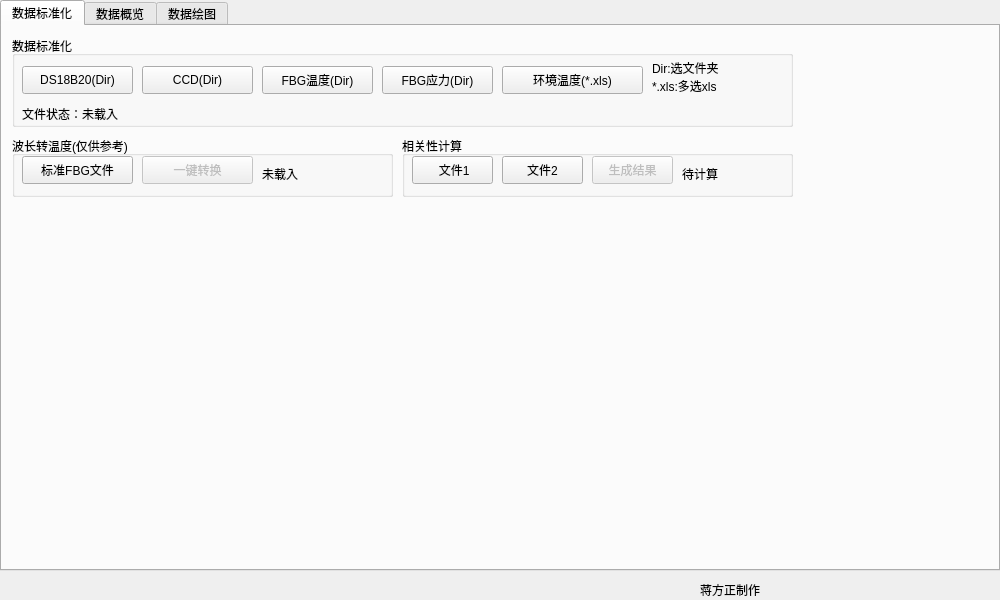
Before: the Qt Designer form mainwindow.ui in jiangfangzheng/JfzDataLab, drawn with Qt 5.
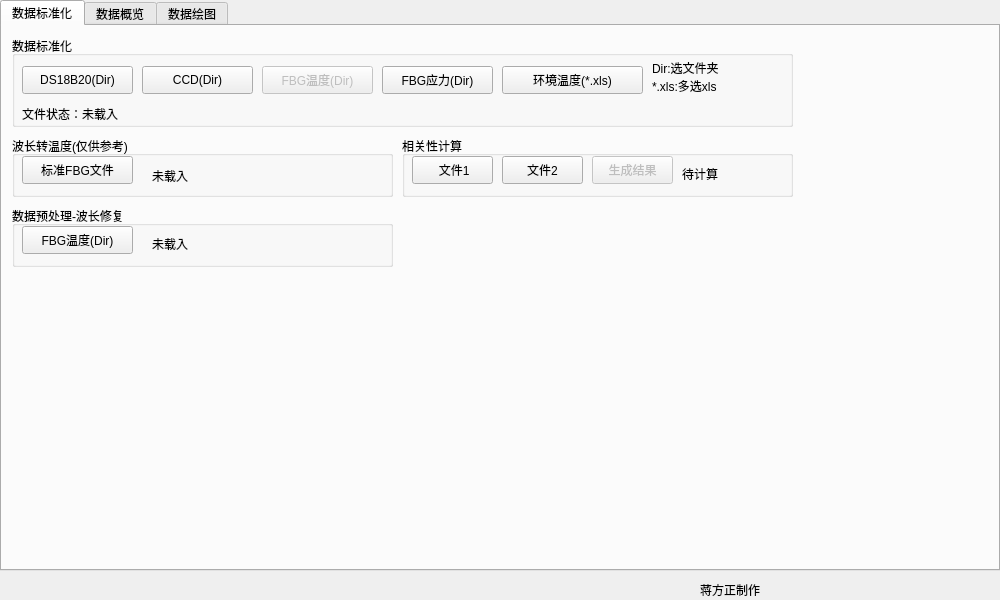
After: the same form once the commit is applied.

Commit message: 新增波长修复算法

The edit to the form file:
```diff
--- a/mainwindow.ui
+++ b/mainwindow.ui
@@ -81,6 +81,9 @@
        </property>
       </widget>
       <widget class="QPushButton" name="pushButton_FBGT">
+       <property name="enabled">
+        <bool>false</bool>
+       </property>
        <property name="geometry">
         <rect>
          <x>250</x>
@@ -172,29 +175,13 @@
         <string>标准FBG文件</string>
        </property>
       </widget>
-      <widget class="QPushButton" name="pushButton_wave2temp">
-       <property name="enabled">
-        <bool>false</bool>
-       </property>
-       <property name="geometry">
-        <rect>
-         <x>130</x>
-         <y>20</y>
-         <width>111</width>
-         <height>28</height>
-        </rect>
-       </property>
-       <property name="text">
-        <string>一键转换</string>
-       </property>
-      </widget>
       <widget class="QLabel" name="label_9">
        <property name="geometry">
         <rect>
-         <x>250</x>
+         <x>140</x>
          <y>30</y>
-         <width>121</width>
-         <height>16</height>
+         <width>231</width>
+         <height>20</height>
         </rect>
        </property>
        <property name="text">
@@ -270,6 +257,45 @@
        </property>
       </widget>
      </widget>
+     <widget class="QGroupBox" name="groupBox_6">
+      <property name="geometry">
+       <rect>
+        <x>10</x>
+        <y>180</y>
+        <width>381</width>
+        <height>61</height>
+       </rect>
+      </property>
+      <property name="title">
+       <string>数据预处理-波长修复</string>
+      </property>
+      <widget class="QPushButton" name="pushButton_LoadFBGT_ALL">
+       <property name="geometry">
+        <rect>
+         <x>10</x>
+         <y>20</y>
+         <width>111</width>
+         <height>28</height>
+        </rect>
+       </property>
+       <property name="text">
+        <string>FBG温度(Dir)</string>
+       </property>
+      </widget>
+      <widget class="QLabel" name="label_10">
+       <property name="geometry">
+        <rect>
+         <x>140</x>
+         <y>30</y>
+         <width>231</width>
+         <height>16</height>
+        </rect>
+       </property>
+       <property name="text">
+        <string>未载入</string>
+       </property>
+      </widget>
+     </widget>
     </widget>
     <widget class="QWidget" name="tab">
      <attribute name="title">
```
Left out of the diff: 2 changed lines with no effect on the pictures. The commit also changes 6 other files.
